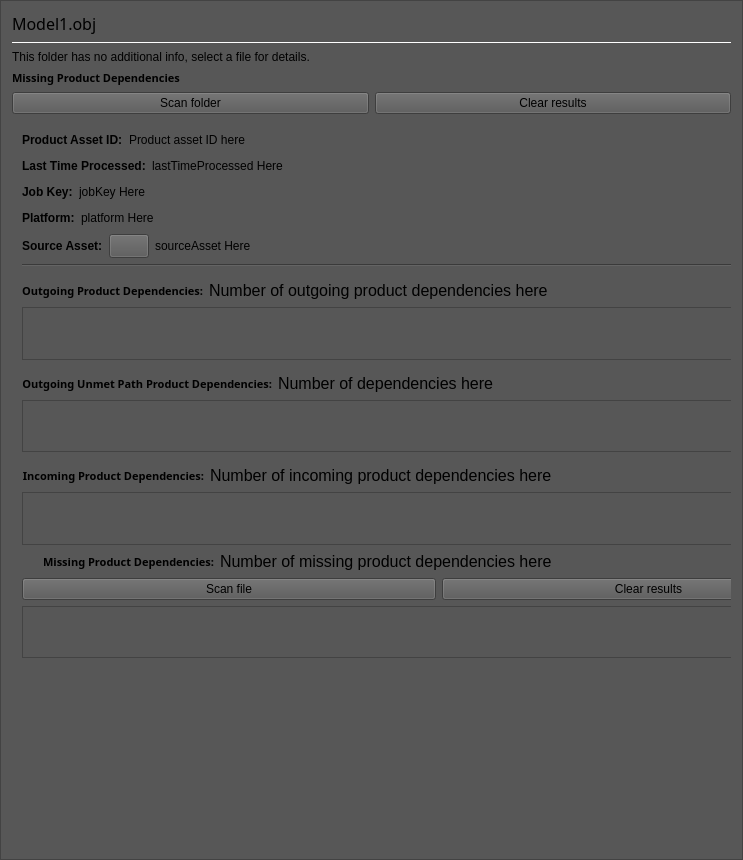
This is Code/Tools/AssetProcessor/native/ui/ProductAssetDetailsPanel.ui in o3de/o3de as Qt 5 draws it before an edit. The edited form follows.
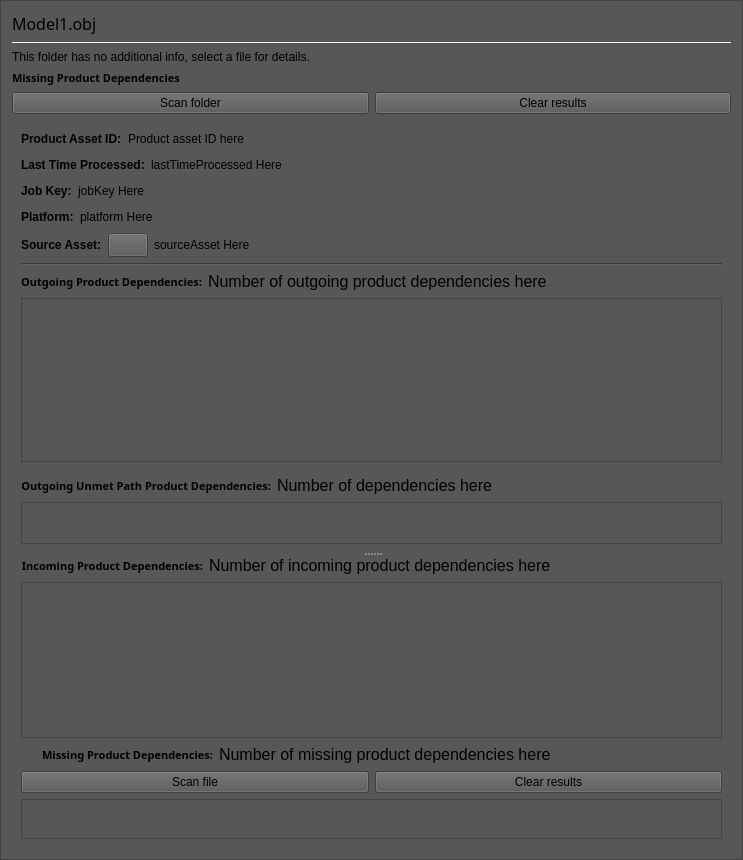
This is the edited form. Icons and pictures are not drawn. Custom widgets are drawn as their Qt base class.

Commit message: Use TreeView to show product dependencies; adjust UI to show the tree  (#9983)

The edit to the form file:
```diff
--- a/Code/Tools/AssetProcessor/native/ui/ProductAssetDetailsPanel.ui
+++ b/Code/Tools/AssetProcessor/native/ui/ProductAssetDetailsPanel.ui
@@ -244,39 +244,12 @@
       </layout>
      </item>
      <item>
-      <widget class="QScrollArea" name="scrollArea">
-       <property name="frameShape">
-        <enum>QFrame::NoFrame</enum>
-       </property>
-       <property name="sizeAdjustPolicy">
-        <enum>QAbstractScrollArea::AdjustToContents</enum>
-       </property>
-       <property name="widgetResizable">
-        <bool>true</bool>
-       </property>
-       <widget class="QWidget" name="scrollAreaWidgetContents">
-        <property name="geometry">
-         <rect>
-          <x>0</x>
-          <y>0</y>
-          <width>721</width>
-          <height>756</height>
-         </rect>
-        </property>
+      <widget class="QWidget" name="scrollAreaWidgetContents" native="true">
         <property name="sizePolicy">
          <sizepolicy hsizetype="Expanding" vsizetype="Expanding">
           <horstretch>0</horstretch>
           <verstretch>0</verstretch>
          </sizepolicy>
-        </property>
-        <widget class="QWidget" name="verticalLayoutWidget">
-         <property name="geometry">
-          <rect>
-           <x>10</x>
-           <y>10</y>
-           <width>833</width>
-           <height>551</height>
-          </rect>
          </property>
          <layout class="QVBoxLayout" name="scrollableVerticalLayout">
           <item>
@@ -503,21 +476,12 @@
            </widget>
           </item>
           <item>
-           <spacer name="verticalSpacer_2">
+         <widget class="QSplitter" name="dependenciesSplitter">
             <property name="orientation">
              <enum>Qt::Vertical</enum>
             </property>
-            <property name="sizeType">
-             <enum>QSizePolicy::Fixed</enum>
-            </property>
-            <property name="sizeHint" stdset="0">
-             <size>
-              <width>0</width>
-              <height>8</height>
-             </size>
-            </property>
-           </spacer>
-          </item>
+          <widget class="QWidget" name="layoutWidget">
+           <layout class="QVBoxLayout" name="OutgoingDependencies">
           <item>
            <layout class="QHBoxLayout" name="OutgoingDependenciesTitleLayout">
             <item>
@@ -574,77 +538,29 @@
            </layout>
           </item>
           <item>
-           <layout class="QHBoxLayout" name="OutgoingDependenciesLayout">
-            <item>
-             <widget class="QTableWidget" name="outgoingProductDependenciesTable">
+             <widget class="QTreeView" name="OutgoingProductDependenciesTreeView">
               <property name="sizePolicy">
                <sizepolicy hsizetype="Expanding" vsizetype="Expanding">
                 <horstretch>0</horstretch>
                 <verstretch>0</verstretch>
                </sizepolicy>
               </property>
-              <property name="minimumSize">
-               <size>
-                <width>0</width>
-                <height>32</height>
-               </size>
-              </property>
-              <property name="styleSheet">
-               <string notr="true">padding:0px</string>
-              </property>
-              <property name="verticalScrollBarPolicy">
-               <enum>Qt::ScrollBarAlwaysOff</enum>
-              </property>
-              <property name="horizontalScrollBarPolicy">
-               <enum>Qt::ScrollBarAlwaysOff</enum>
-              </property>
-              <property name="sizeAdjustPolicy">
-               <enum>QAbstractScrollArea::AdjustToContents</enum>
-              </property>
-              <property name="editTriggers">
-               <set>QAbstractItemView::NoEditTriggers</set>
-              </property>
-              <property name="showDropIndicator" stdset="0">
+              <property name="rootIsDecorated">
                <bool>false</bool>
               </property>
-              <property name="dragDropOverwriteMode">
-               <bool>false</bool>
-              </property>
-              <property name="alternatingRowColors">
+              <property name="uniformRowHeights">
                <bool>true</bool>
               </property>
-              <property name="selectionMode">
-               <enum>QAbstractItemView::SingleSelection</enum>
-              </property>
-              <property name="showGrid">
+              <property name="sortingEnabled">
                <bool>false</bool>
               </property>
-              <property name="columnCount">
-               <number>2</number>
-              </property>
-              <attribute name="horizontalHeaderVisible">
+              <attribute name="headerVisible">
                <bool>false</bool>
               </attribute>
-              <attribute name="horizontalHeaderMinimumSectionSize">
-               <number>24</number>
+              <attribute name="headerDefaultSectionSize">
+               <number>42</number>
               </attribute>
-              <attribute name="horizontalHeaderDefaultSectionSize">
-               <number>24</number>
-              </attribute>
-              <attribute name="horizontalHeaderStretchLastSection">
-               <bool>true</bool>
-              </attribute>
-              <attribute name="verticalHeaderVisible">
-               <bool>false</bool>
-              </attribute>
-              <attribute name="verticalHeaderStretchLastSection">
-               <bool>false</bool>
-              </attribute>
-              <column/>
-              <column/>
              </widget>
-            </item>
-           </layout>
           </item>
           <item>
            <spacer name="verticalSpacer_3">
@@ -770,6 +686,10 @@
             </property>
            </spacer>
           </item>
+           </layout>
+          </widget>
+          <widget class="QWidget" name="layoutWidget">
+           <layout class="QVBoxLayout" name="IncomingDependencies">
           <item>
            <layout class="QHBoxLayout" name="IncomingDependenciesLayout">
             <item>
@@ -823,69 +743,26 @@
            </layout>
           </item>
           <item>
-           <widget class="QTableWidget" name="incomingProductDependenciesTable">
-            <property name="sizePolicy">
-             <sizepolicy hsizetype="Expanding" vsizetype="Expanding">
-              <horstretch>0</horstretch>
-              <verstretch>0</verstretch>
-             </sizepolicy>
-            </property>
-            <property name="minimumSize">
-             <size>
-              <width>0</width>
-              <height>32</height>
-             </size>
-            </property>
-            <property name="verticalScrollBarPolicy">
-             <enum>Qt::ScrollBarAlwaysOff</enum>
-            </property>
-            <property name="horizontalScrollBarPolicy">
-             <enum>Qt::ScrollBarAlwaysOff</enum>
-            </property>
-            <property name="sizeAdjustPolicy">
-             <enum>QAbstractScrollArea::AdjustToContents</enum>
-            </property>
-            <property name="editTriggers">
-             <set>QAbstractItemView::NoEditTriggers</set>
-            </property>
-            <property name="showDropIndicator" stdset="0">
+             <widget class="QTreeView" name="IncomingProductDependenciesTreeView">
+              <property name="rootIsDecorated">
              <bool>false</bool>
             </property>
-            <property name="dragDropOverwriteMode">
-             <bool>false</bool>
-            </property>
-            <property name="alternatingRowColors">
+              <property name="uniformRowHeights">
              <bool>true</bool>
             </property>
-            <property name="selectionMode">
-             <enum>QAbstractItemView::SingleSelection</enum>
-            </property>
-            <property name="showGrid">
+              <property name="sortingEnabled">
              <bool>false</bool>
             </property>
-            <property name="columnCount">
-             <number>2</number>
-            </property>
-            <attribute name="horizontalHeaderVisible">
-             <bool>false</bool>
-            </attribute>
-            <attribute name="horizontalHeaderMinimumSectionSize">
-             <number>24</number>
-            </attribute>
-            <attribute name="horizontalHeaderDefaultSectionSize">
-             <number>24</number>
-            </attribute>
-            <attribute name="horizontalHeaderStretchLastSection">
-             <bool>true</bool>
-            </attribute>
-            <attribute name="verticalHeaderVisible">
-             <bool>false</bool>
-            </attribute>
-            <attribute name="verticalHeaderStretchLastSection">
-             <bool>false</bool>
-            </attribute>
-            <column/>
-            <column/>
+              <property name="headerHidden">
+               <bool>true</bool>
+              </property>
+              <attribute name="headerDefaultSectionSize">
+               <number>42</number>
+              </attribute>
+             </widget>
+            </item>
+           </layout>
+          </widget>
            </widget>
           </item>
           <item>
@@ -1089,14 +966,20 @@
               <height>32</height>
              </size>
             </property>
+          <property name="maximumSize">
+           <size>
+            <width>16777215</width>
+            <height>128</height>
+           </size>
+          </property>
             <property name="verticalScrollBarPolicy">
-             <enum>Qt::ScrollBarAlwaysOff</enum>
+           <enum>Qt::ScrollBarAsNeeded</enum>
             </property>
             <property name="horizontalScrollBarPolicy">
              <enum>Qt::ScrollBarAlwaysOff</enum>
             </property>
             <property name="sizeAdjustPolicy">
-             <enum>QAbstractScrollArea::AdjustToContents</enum>
+           <enum>QAbstractScrollArea::AdjustIgnored</enum>
             </property>
             <property name="editTriggers">
              <set>QAbstractItemView::NoEditTriggers</set>
@@ -1165,14 +1048,12 @@
             <property name="sizeHint" stdset="0">
              <size>
               <width>20</width>
-              <height>40</height>
+            <height>13</height>
              </size>
             </property>
            </spacer>
           </item>
          </layout>
-        </widget>
-       </widget>
       </widget>
      </item>
     </layout>
```
Left out of the diff: 6 changed lines with no effect on the pictures. Lines whose indentation alone changed are shown as unchanged. The commit also changes 14 other files.
